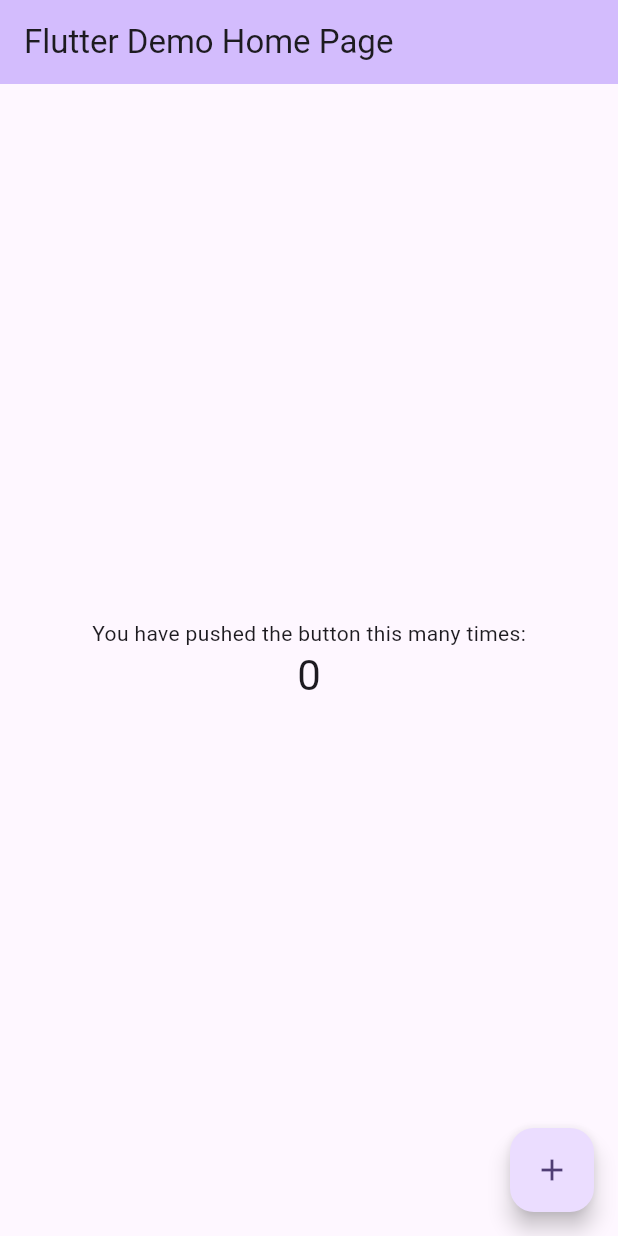
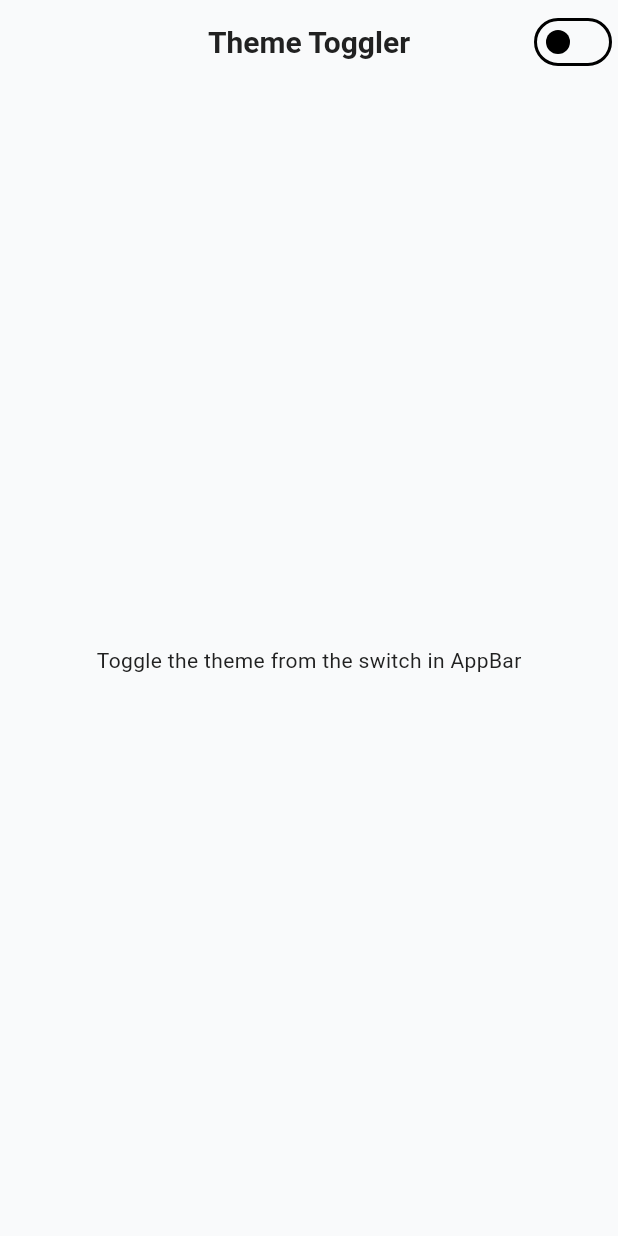
Before and after one commit to mZainFarooq/ustaad_ji_app, a Flutter app: the screen it shows after launch, on a phone screen of 412 x 824 dp. Run offline on Flutter 3.47's test engine with Material 3 defaults, Android fonts, the phone set to English and light mode, and no system bars; our stand-ins replace shared_preferences.

Commit message:
feat: add comprehensive light/dark theme and fix Android NDK version

```diff
--- /dev/null
+++ b/lib/core/constants/app_colors.dart
@@ -0,0 +1,22 @@
+import 'package:flutter/material.dart';
+
+class AppColors {
+  // Light Theme Colors
+  static const lightPrimary = Color(0xFF1565C0); // Deep Blue
+  static const lightSecondary = Color(0xFFFF9800); // Orange Accent
+  static const lightBackground = Color(0xFFF9FAFB); // Almost White
+  static const lightSurface = Colors.white; // Cards & Surfaces
+  static const lightText = Color(0xFF212121); // Dark Gray Text
+  static const lightTextSecondary = Color(0xFF616161); // Medium Gray Text
+  static const error = Color(0xFFD32F2F); // Red Error Color
+
+  // Dark Theme Colors
+  static const darkPrimary = Color(0xFF90CAF9); // Soft Blue
+  static const darkSecondary = Color(0xFFFFB74D); // Light Orange
+  static const darkBackground = Color(0xFF121212); // True Dark
+  static const darkSurface = Color(
+    0xFF1E1E1E,
+  ); // Slightly lighter dark for surfaces
+  static const darkText = Color(0xFFFFFFFF); // White Text
+  static const darkTextSecondary = Color(0xFFBDBDBD); // Light Gray Text
+}
--- /dev/null
+++ b/lib/core/theme/app_theme.dart
@@ -0,0 +1,225 @@
+import 'package:flutter/material.dart';
+import '../constants/app_colors.dart';
+
+class AppTheme {
+  // Common Border Radius
+  static final BorderRadius _defaultRadius = BorderRadius.circular(12);
+
+  // Light Theme
+  static ThemeData lightTheme = ThemeData(
+    useMaterial3: true,
+    scaffoldBackgroundColor: AppColors.lightBackground,
+    colorScheme: ColorScheme.light(
+      primary: AppColors.lightPrimary,
+      secondary: AppColors.lightSecondary,
+      surface: AppColors.lightBackground,
+      onSurface: AppColors.lightText,
+      error: AppColors.error,
+      onError: Colors.white,
+    ),
+    fontFamily: 'Roboto',
+
+    // Typography
+    textTheme: const TextTheme(
+      displayLarge: TextStyle(
+        fontSize: 32,
+        fontWeight: FontWeight.bold,
+        color: AppColors.lightText,
+      ),
+      headlineMedium: TextStyle(
+        fontSize: 24,
+        fontWeight: FontWeight.w600,
+        color: AppColors.lightText,
+      ),
+      titleLarge: TextStyle(
+        fontSize: 20,
+        fontWeight: FontWeight.w600,
+        color: AppColors.lightText,
+      ),
+      bodyLarge: TextStyle(
+        fontSize: 16,
+        fontWeight: FontWeight.normal,
+        color: AppColors.lightText,
+      ),
+      bodyMedium: TextStyle(
+        fontSize: 14,
+        fontWeight: FontWeight.normal,
+        color: AppColors.lightText,
+      ),
+      labelLarge: TextStyle(
+        fontSize: 14,
+        fontWeight: FontWeight.w500,
+        color: AppColors.lightText,
+      ),
+    ),
+
+    // AppBar Style
+    appBarTheme: const AppBarTheme(
+      backgroundColor: Colors.transparent,
+      elevation: 0,
+      centerTitle: true,
+      titleTextStyle: TextStyle(
+        fontSize: 20,
+        fontWeight: FontWeight.w600,
+        color: AppColors.lightText,
+      ),
+      iconTheme: IconThemeData(color: AppColors.lightText),
+    ),
+
+    // Elevated Button Style
+    elevatedButtonTheme: ElevatedButtonThemeData(
+      style: ElevatedButton.styleFrom(
+        shape: RoundedRectangleBorder(borderRadius: _defaultRadius),
+        padding: const EdgeInsets.symmetric(horizontal: 20, vertical: 14),
+        textStyle: const TextStyle(fontSize: 16, fontWeight: FontWeight.w600),
+      ),
+    ),
+
+    // Outlined Button Style
+    outlinedButtonTheme: OutlinedButtonThemeData(
+      style: OutlinedButton.styleFrom(
+        shape: RoundedRectangleBorder(borderRadius: _defaultRadius),
+        side: BorderSide(color: AppColors.lightPrimary),
+        padding: const EdgeInsets.symmetric(horizontal: 20, vertical: 14),
+      ),
+    ),
+
+    // Text Button Style
+    textButtonTheme: TextButtonThemeData(
+      style: TextButton.styleFrom(
+        textStyle: const TextStyle(fontSize: 14, fontWeight: FontWeight.w500),
+      ),
+    ),
+
+    // Input Field Theme
+    inputDecorationTheme: InputDecorationTheme(
+      filled: true,
+      fillColor: Colors.white,
+      contentPadding: const EdgeInsets.symmetric(horizontal: 16, vertical: 14),
+      border: OutlineInputBorder(
+        borderRadius: _defaultRadius,
+        borderSide: BorderSide.none,
+      ),
+      hintStyle: TextStyle(color: AppColors.lightText.withValues(alpha: 0.6)),
+    ),
+
+    // Card Theme
+    cardTheme: CardTheme(
+      shape: RoundedRectangleBorder(borderRadius: _defaultRadius),
+      elevation: 2,
+      margin: const EdgeInsets.all(8),
+    ),
+
+    // Icon Theme
+    iconTheme: const IconThemeData(size: 24, color: AppColors.lightText),
+  );
+
+  // Dark Theme
+  static ThemeData darkTheme = ThemeData(
+    useMaterial3: true,
+    scaffoldBackgroundColor: AppColors.darkBackground,
+    colorScheme: ColorScheme.dark(
+      primary: AppColors.darkPrimary,
+      secondary: AppColors.darkSecondary,
+      surface: AppColors.darkBackground,
+      onSurface: AppColors.darkText,
+      error: AppColors.error,
+      onError: Colors.white,
+    ),
+    fontFamily: 'Roboto',
+
+    // Typography
+    textTheme: const TextTheme(
+      displayLarge: TextStyle(
+        fontSize: 32,
+        fontWeight: FontWeight.bold,
+        color: AppColors.darkText,
+      ),
+      headlineMedium: TextStyle(
+        fontSize: 24,
+        fontWeight: FontWeight.w600,
+        color: AppColors.darkText,
+      ),
+      titleLarge: TextStyle(
+        fontSize: 20,
+        fontWeight: FontWeight.w600,
+        color: AppColors.darkText,
+      ),
+      bodyLarge: TextStyle(
+        fontSize: 16,
+        fontWeight: FontWeight.normal,
+        color: AppColors.darkText,
+      ),
+      bodyMedium: TextStyle(
+        fontSize: 14,
+        fontWeight: FontWeight.normal,
+        color: AppColors.darkText,
+      ),
+      labelLarge: TextStyle(
+        fontSize: 14,
+        fontWeight: FontWeight.w500,
+        color: AppColors.darkText,
+      ),
+    ),
+
+    // AppBar Style
+    appBarTheme: const AppBarTheme(
+      backgroundColor: Colors.transparent,
+      elevation: 0,
+      centerTitle: true,
+      titleTextStyle: TextStyle(
+        fontSize: 20,
+        fontWeight: FontWeight.w600,
+        color: AppColors.darkText,
+      ),
+      iconTheme: IconThemeData(color: AppColors.darkText),
+    ),
+
+    // Elevated Button Style
+    elevatedButtonTheme: ElevatedButtonThemeData(
+      style: ElevatedButton.styleFrom(
+        shape: RoundedRectangleBorder(borderRadius: _defaultRadius),
+        padding: const EdgeInsets.symmetric(horizontal: 20, vertical: 14),
+        textStyle: const TextStyle(fontSize: 16, fontWeight: FontWeight.w600),
+      ),
+    ),
+
+    // Outlined Button Style
+    outlinedButtonTheme: OutlinedButtonThemeData(
+      style: OutlinedButton.styleFrom(
+        shape: RoundedRectangleBorder(borderRadius: _defaultRadius),
+        side: BorderSide(color: AppColors.darkPrimary),
+        padding: const EdgeInsets.symmetric(horizontal: 20, vertical: 14),
+      ),
+    ),
+
+    // Text Button Style
+    textButtonTheme: TextButtonThemeData(
+      style: TextButton.styleFrom(
+        textStyle: const TextStyle(fontSize: 14, fontWeight: FontWeight.w500),
+      ),
+    ),
+
+    // Input Field Theme
+    inputDecorationTheme: InputDecorationTheme(
+      filled: true,
+      fillColor: Colors.grey.shade900,
+      contentPadding: const EdgeInsets.symmetric(horizontal: 16, vertical: 14),
+      border: OutlineInputBorder(
+        borderRadius: _defaultRadius,
+        borderSide: BorderSide.none,
+      ),
+      hintStyle: TextStyle(color: AppColors.darkText.withValues(alpha: 0.6)),
+    ),
+
+    // Card Theme
+    cardTheme: CardTheme(
+      shape: RoundedRectangleBorder(borderRadius: _defaultRadius),
+      elevation: 2,
+      margin: const EdgeInsets.all(8),
+    ),
+
+    // Icon Theme
+    iconTheme: const IconThemeData(size: 24, color: AppColors.darkText),
+  );
+}
--- /dev/null
+++ b/lib/core/theme/theme_provider.dart
@@ -0,0 +1,30 @@
+import 'package:flutter/material.dart';
+import 'package:shared_preferences/shared_preferences.dart';
+
+class ThemeProvider extends ChangeNotifier {
+  ThemeMode _themeMode = ThemeMode.system;
+
+  ThemeMode get themeMode => _themeMode;
+
+  ThemeProvider() {
+    _loadTheme();
+  }
+
+  void toggleTheme(bool isDark) {
+    _themeMode = isDark ? ThemeMode.dark : ThemeMode.light;
+    _saveTheme(isDark);
+    notifyListeners();
+  }
+
+  Future<void> _loadTheme() async {
+    final prefs = await SharedPreferences.getInstance();
+    final isDark = prefs.getBool('isDarkTheme') ?? false;
+    _themeMode = isDark ? ThemeMode.dark : ThemeMode.light;
+    notifyListeners();
+  }
+
+  Future<void> _saveTheme(bool isDark) async {
+    final prefs = await SharedPreferences.getInstance();
+    prefs.setBool('isDarkTheme', isDark);
+  }
+}
--- a/lib/main.dart
+++ b/lib/main.dart
@@ -1,122 +1,56 @@
 import 'package:flutter/material.dart';
+import 'package:provider/provider.dart';
+import './core/theme/app_theme.dart';
+import './core/theme/theme_provider.dart';
 
 void main() {
-  runApp(const MyApp());
+  runApp(
+    ChangeNotifierProvider(
+      create: (_) => ThemeProvider(),
+      child: const MyApp(),
+    ),
+  );
 }
 
 class MyApp extends StatelessWidget {
   const MyApp({super.key});
 
-  // This widget is the root of your application.
   @override
   Widget build(BuildContext context) {
+    final themeProvider = Provider.of<ThemeProvider>(context);
+
     return MaterialApp(
-      title: 'Flutter Demo',
-      theme: ThemeData(
-        // This is the theme of your application.
-        //
-        // TRY THIS: Try running your application with "flutter run". You'll see
-        // the application has a purple toolbar. Then, without quitting the app,
-        // try changing the seedColor in the colorScheme below to Colors.green
-        // and then invoke "hot reload" (save your changes or press the "hot
-        // reload" button in a Flutter-supported IDE, or press "r" if you used
-        // the command line to start the app).
-        //
-        // Notice that the counter didn't reset back to zero; the application
-        // state is not lost during the reload. To reset the state, use hot
-        // restart instead.
-        //
-        // This works for code too, not just values: Most code changes can be
-        // tested with just a hot reload.
-        colorScheme: ColorScheme.fromSeed(seedColor: Colors.deepPurple),
-      ),
-      home: const MyHomePage(title: 'Flutter Demo Home Page'),
+      debugShowCheckedModeBanner: false,
+      theme: AppTheme.lightTheme,
+      darkTheme: AppTheme.darkTheme,
+      themeMode: themeProvider.themeMode,
+      home: const HomeScreen(),
     );
   }
 }
 
-class MyHomePage extends StatefulWidget {
-  const MyHomePage({super.key, required this.title});
-
-  // This widget is the home page of your application. It is stateful, meaning
-  // that it has a State object (defined below) that contains fields that affect
-  // how it looks.
-
-  // This class is the configuration for the state. It holds the values (in this
-  // case the title) provided by the parent (in this case the App widget) and
-  // used by the build method of the State. Fields in a Widget subclass are
-  // always marked "final".
-
-  final String title;
-
-  @override
-  State<MyHomePage> createState() => _MyHomePageState();
-}
-
-class _MyHomePageState extends State<MyHomePage> {
-  int _counter = 0;
-
-  void _incrementCounter() {
-    setState(() {
-      // This call to setState tells the Flutter framework that something has
-      // changed in this State, which causes it to rerun the build method below
-      // so that the display can reflect the updated values. If we changed
-      // _counter without calling setState(), then the build method would not be
-      // called again, and so nothing would appear to happen.
-      _counter++;
-    });
-  }
+class HomeScreen extends StatelessWidget {
+  const HomeScreen({super.key});
 
   @override
   Widget build(BuildContext context) {
-    // This method is rerun every time setState is called, for instance as done
-    // by the _incrementCounter method above.
-    //
-    // The Flutter framework has been optimized to make rerunning build methods
-    // fast, so that you can just rebuild anything that needs updating rather
-    // than having to individually change instances of widgets.
+    final themeProvider = Provider.of<ThemeProvider>(context);
+
     return Scaffold(
       appBar: AppBar(
-        // TRY THIS: Try changing the color here to a specific color (to
-        // Colors.amber, perhaps?) and trigger a hot reload to see the AppBar
-        // change color while the other colors stay the same.
-        backgroundColor: Theme.of(context).colorScheme.inversePrimary,
-        // Here we take the value from the MyHomePage object that was created by
-        // the App.build method, and use it to set our appbar title.
-        title: Text(widget.title),
+        title: const Text("Theme Toggler"),
+        actions: [
+          Switch(
+            value: themeProvider.themeMode == ThemeMode.dark,
+            onChanged: (value) {
+              themeProvider.toggleTheme(value);
+            },
+          ),
+        ],
       ),
-      body: Center(
-        // Center is a layout widget. It takes a single child and positions it
-        // in the middle of the parent.
-        child: Column(
-          // Column is also a layout widget. It takes a list of children and
-          // arranges them vertically. By default, it sizes itself to fit its
-          // children horizontally, and tries to be as tall as its parent.
-          //
-          // Column has various properties to control how it sizes itself and
-          // how it positions its children. Here we use mainAxisAlignment to
-          // center the children vertically; the main axis here is the vertical
-          // axis because Columns are vertical (the cross axis would be
-          // horizontal).
-          //
-          // TRY THIS: Invoke "debug painting" (choose the "Toggle Debug Paint"
-          // action in the IDE, or press "p" in the console), to see the
-          // wireframe for each widget.
-          mainAxisAlignment: MainAxisAlignment.center,
-          children: <Widget>[
-            const Text('You have pushed the button this many times:'),
-            Text(
-              '$_counter',
-              style: Theme.of(context).textTheme.headlineMedium,
-            ),
-          ],
-        ),
+      body: const Center(
+        child: Text("Toggle the theme from the switch in AppBar"),
       ),
-      floatingActionButton: FloatingActionButton(
-        onPressed: _incrementCounter,
-        tooltip: 'Increment',
-        child: const Icon(Icons.add),
-      ), // This trailing comma makes auto-formatting nicer for build methods.
     );
   }
 }
--- a/pubspec.yaml
+++ b/pubspec.yaml
@@ -2,7 +2,7 @@ name: flutter_app
 description: "A new Flutter project."
 # The following line prevents the package from being accidentally published to
 # pub.dev using `flutter pub publish`. This is preferred for private packages.
-publish_to: 'none' # Remove this line if you wish to publish to pub.dev
+publish_to: "none" # Remove this line if you wish to publish to pub.dev
 
 # The following defines the version and build number for your application.
 # A version number is three numbers separated by dots, like 1.2.43
@@ -30,6 +30,8 @@ environment:
 dependencies:
   flutter:
     sdk: flutter
+  provider: ^6.1.2
+  shared_preferences: ^2.2.2
 
   # The following adds the Cupertino Icons font to your application.
   # Use with the CupertinoIcons class for iOS style icons.
@@ -51,7 +53,6 @@ dev_dependencies:
 
 # The following section is specific to Flutter packages.
 flutter:
-
   # The following line ensures that the Material Icons font is
   # included with your application, so that you can use the icons in
   # the material Icons class.
```
Also changed, not shown: pubspec.lock, 2 other files.
